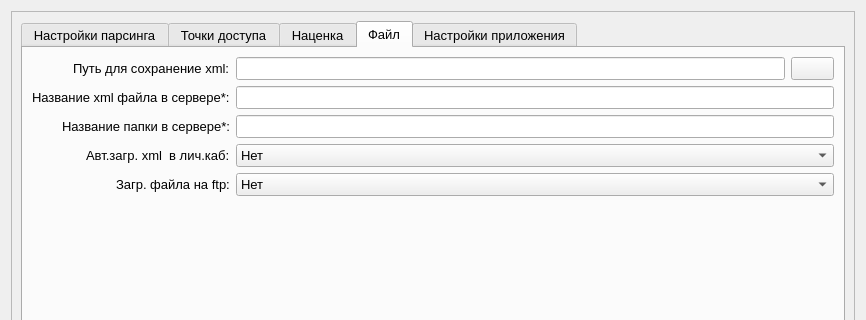
Before: the Qt Designer form UI/configuration.ui in almanah12/caspi_algo1_01, drawn with Qt 5; both pictures show x 0 to 866 and y 0 to 320 of the 866 by 812 pixel window.
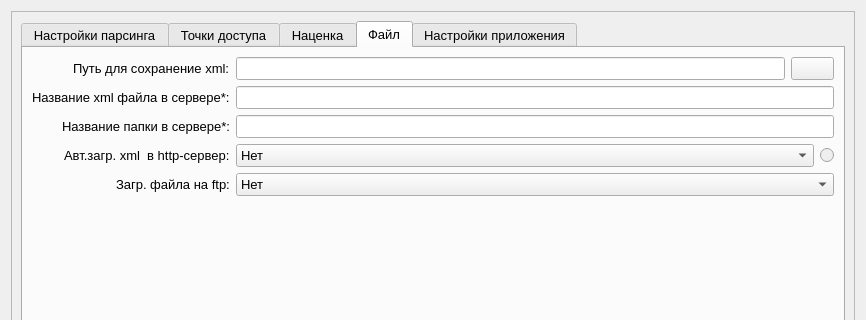
After: the same form once the commit is applied. The open tabs and pages were chosen to show the change. Icons and pictures are not drawn.

```diff
--- a/UI/configuration.ui
+++ b/UI/configuration.ui
@@ -47,6 +47,9 @@
       <layout class="QGridLayout" name="gridLayout_2">
        <item row="0" column="0">
         <widget class="QTabWidget" name="configurationTabWidget">
+         <property name="enabled">
+          <bool>true</bool>
+         </property>
          <property name="sizePolicy">
           <sizepolicy hsizetype="Expanding" vsizetype="Expanding">
            <horstretch>0</horstretch>
@@ -56,6 +59,9 @@
          <property name="currentIndex">
           <number>0</number>
          </property>
+         <property name="usesScrollButtons">
+          <bool>false</bool>
+         </property>
          <widget class="QWidget" name="tab">
           <attribute name="title">
            <string>Настройки парсинга</string>
@@ -817,30 +823,10 @@
            <item row="3" column="0">
             <widget class="QLabel" name="label_30">
              <property name="text">
-              <string>Авт.загр. xml  в лич.каб:</string>
+              <string>Авт.загр. xml  в http-сервер:</string>
              </property>
             </widget>
            </item>
-           <item row="3" column="1">
-            <widget class="QComboBox" name="auto_downl_xml_comboBox">
-             <property name="enabled">
-              <bool>true</bool>
-             </property>
-             <property name="editable">
-              <bool>false</bool>
-             </property>
-             <item>
-              <property name="text">
-               <string>Нет</string>
-              </property>
-             </item>
-             <item>
-              <property name="text">
-               <string>Да</string>
-              </property>
-             </item>
-            </widget>
-           </item>
            <item row="5" column="0">
             <widget class="QLabel" name="label_31">
              <property name="text">
@@ -882,6 +868,52 @@
              </property>
             </widget>
            </item>
+           <item row="3" column="1">
+            <layout class="QHBoxLayout" name="horizontalLayout_4">
+             <item>
+              <widget class="QComboBox" name="auto_downl_xml_comboBox">
+               <property name="enabled">
+                <bool>true</bool>
+               </property>
+               <property name="editable">
+                <bool>false</bool>
+               </property>
+               <item>
+                <property name="text">
+                 <string>Нет</string>
+                </property>
+               </item>
+               <item>
+                <property name="text">
+                 <string>Да</string>
+                </property>
+               </item>
+              </widget>
+             </item>
+             <item>
+              <widget class="QRadioButton" name="radioButton_cond_use_ngrok">
+               <property name="enabled">
+                <bool>false</bool>
+               </property>
+               <property name="sizePolicy">
+                <sizepolicy hsizetype="Fixed" vsizetype="Fixed">
+                 <horstretch>0</horstretch>
+                 <verstretch>0</verstretch>
+                </sizepolicy>
+               </property>
+               <property name="text">
+                <string/>
+               </property>
+               <property name="checkable">
+                <bool>true</bool>
+               </property>
+               <property name="autoExclusive">
+                <bool>true</bool>
+               </property>
+              </widget>
+             </item>
+            </layout>
+           </item>
           </layout>
          </widget>
          <widget class="QWidget" name="tab_5">
```
